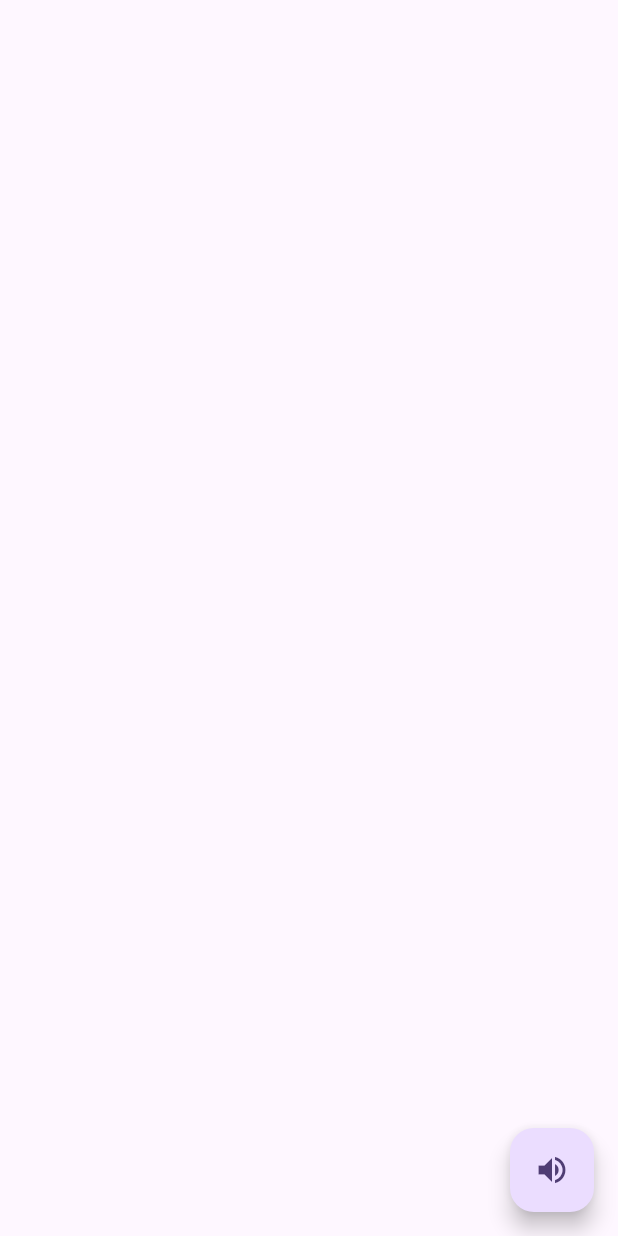
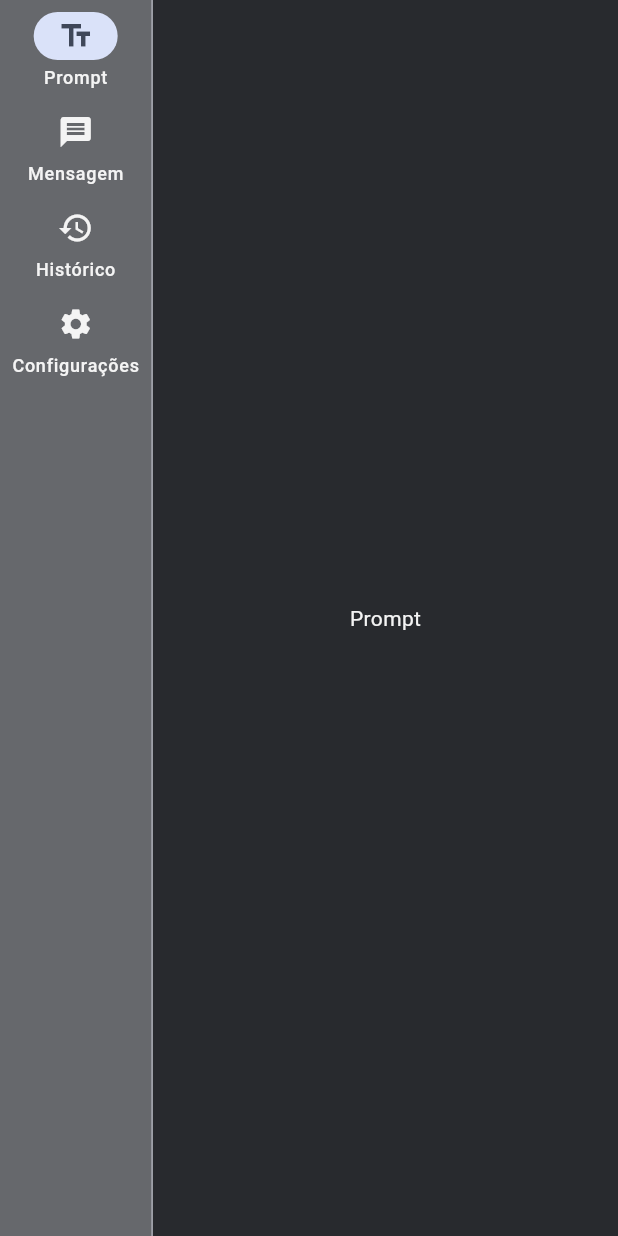
Before and after one commit to future-system/text-to-speech-app, a Flutter app: the screen it shows after launch, on a phone screen of 412 x 824 dp. Run offline on Flutter 3.47's test engine with Material 3 defaults, Android fonts, the phone set to English and light mode, and no system bars; our stand-ins replace audioplayers, dio; missing offline and left inert: cloud_text_to_speech.

Commit message:
setup project

```diff
--- /dev/null
+++ b/lib/core/constants/design_system.dart
@@ -0,0 +1,14 @@
+import 'dart:ui';
+
+sealed class DesignSystem {
+  static final colors = _Colors();
+}
+
+final class _Colors {
+  final Color background = const Color(0xFF282A2E);
+  final Color primary = const Color(0xFF383b43);
+  final Color secondary = const Color(0xFF66686C);
+  final Color textDetail = const Color(0xFFF4F4F4);
+  final Color error = const Color(0xFFD18275);
+  final Color success = const Color(0xFF8FB98B);
+}
--- /dev/null
+++ b/lib/core/navigation.dart
@@ -0,0 +1,25 @@
+import 'package:flutter/material.dart';
+import 'package:text_to_speech_flutter/presentation/pages/config/config_page.dart';
+import 'package:text_to_speech_flutter/presentation/pages/history/history_page.dart';
+import 'package:text_to_speech_flutter/presentation/pages/home/home_page.dart';
+import 'package:text_to_speech_flutter/presentation/pages/message/message_page.dart';
+import 'package:text_to_speech_flutter/presentation/pages/prompt/prompt_page.dart';
+
+sealed class Navigation {
+  static final routing = _Routing();
+}
+
+final class _Routing {
+  Map<String, WidgetBuilder> get routes => {
+    prompt: (context) => const PromptPage(),
+    message: (context) => const MessagePage(),
+    config: (context) => const ConfigPage(),
+    history: (context) => const HistoryPage(),
+    home: (context) => const HomePage(),
+  };
+  final String prompt = 'prompt';
+  final String message = 'message';
+  final String config = 'config';
+  final String history = 'history';
+  final String home = "home";
+}
--- a/lib/main.dart
+++ b/lib/main.dart
@@ -1,71 +1,30 @@
 import 'package:flutter/material.dart';
-import 'package:text_to_speech_flutter/tts.dart';
+import 'package:text_to_speech_flutter/core/constants/design_system.dart';
+import 'package:text_to_speech_flutter/core/navigation.dart';
 
-void main() {
-  runApp(const MyApp());
+void main() async {
+  runApp(const MainApp());
 }
 
-class MyApp extends StatelessWidget {
-  const MyApp({super.key});
+class MainApp extends StatelessWidget {
+  const MainApp({super.key});
 
   @override
   Widget build(BuildContext context) {
     return MaterialApp(
-      title: 'Flutter Demo',
+      color: DesignSystem.colors.primary,
       theme: ThemeData(
-
-        colorScheme: ColorScheme.fromSeed(seedColor: Colors.deepPurple),
-        useMaterial3: true,
-      ),
-      home: const Tts(),
+          // fontFamily: GoogleFonts.spaceGrotesk().fontFamily,
+          primaryColor: DesignSystem.colors.primary,
+          colorScheme:
+          ColorScheme.fromSeed(seedColor: DesignSystem.colors.primary),
+          scaffoldBackgroundColor: DesignSystem.colors.background,
+          textTheme: const TextTheme().apply(
+            bodyColor: DesignSystem.colors.textDetail,
+            displayColor: DesignSystem.colors.textDetail,
+          )),
+      routes: Navigation.routing.routes,
+      initialRoute: Navigation.routing.home,
     );
   }
 }
-
-class MyHomePage extends StatefulWidget {
-  const MyHomePage({super.key, required this.title});
-
-  final String title;
-
-  @override
-  State<MyHomePage> createState() => _MyHomePageState();
-}
-
-class _MyHomePageState extends State<MyHomePage> {
-  int _counter = 0;
-
-  void _incrementCounter() {
-    setState(() {
-      _counter++;
-    });
-  }
-
-  @override
-  Widget build(BuildContext context) {
-    return Scaffold(
-      appBar: AppBar(
-        backgroundColor: Theme.of(context).colorScheme.inversePrimary,
-        title: Text(widget.title),
-      ),
-      body: Center(
-        child: Column(
-          mainAxisAlignment: MainAxisAlignment.center,
-          children: <Widget>[
-            const Text(
-              'You have pushed the button this many times:',
-            ),
-            Text(
-              '$_counter',
-              style: Theme.of(context).textTheme.headlineMedium,
-            ),
-          ],
-        ),
-      ),
-      floatingActionButton: FloatingActionButton(
-        onPressed: _incrementCounter,
-        tooltip: 'Increment',
-        child: const Icon(Icons.add),
-      ),
-    );
-  }
-}
--- /dev/null
+++ b/lib/presentation/components/side_bar.dart
@@ -0,0 +1,45 @@
+import 'package:flutter/material.dart';
+import 'package:text_to_speech_flutter/core/constants/design_system.dart';
+
+class Sidebar extends StatelessWidget {
+  final int selectedPage;
+  final ValueChanged<int> onItemTapped;
+
+  const Sidebar({
+    Key? key,
+    required this.selectedPage,
+    required this.onItemTapped,
+  }) : super(key: key);
+
+  @override
+  Widget build(BuildContext context) {
+    return NavigationRail(
+      backgroundColor: DesignSystem.colors.secondary,
+      selectedIndex: selectedPage,
+      onDestinationSelected: onItemTapped,
+      labelType: NavigationRailLabelType.all,
+      destinations: <NavigationRailDestination>[
+        NavigationRailDestination(
+          icon:  Icon(Icons.text_fields, color: DesignSystem.colors.textDetail),
+          selectedIcon: const Icon(Icons.text_fields),
+          label:  Text('Prompt',style: TextStyle(color: DesignSystem.colors.textDetail)),
+        ),
+        NavigationRailDestination(
+          icon:  Icon(Icons.message, color: DesignSystem.colors.textDetail),
+          selectedIcon: const Icon(Icons.message),
+          label: Text('Mensagem',style: TextStyle(color: DesignSystem.colors.textDetail)),
+        ),
+        NavigationRailDestination(
+          icon: Icon(Icons.history, color: DesignSystem.colors.textDetail),
+          selectedIcon: const Icon(Icons.history),
+          label: Text('Histórico', style: TextStyle(color: DesignSystem.colors.textDetail)),
+        ),
+        NavigationRailDestination(
+          icon: Icon(Icons.settings, color: DesignSystem.colors.textDetail),
+          selectedIcon: const Icon(Icons.settings),
+          label: Text('Configurações', style: TextStyle(color: DesignSystem.colors.textDetail)),
+        ),
+      ],
+    );
+  }
+}
--- /dev/null
+++ b/lib/presentation/pages/home/home_page.dart
@@ -0,0 +1,50 @@
+import 'package:flutter/material.dart';
+import 'package:text_to_speech_flutter/presentation/components/side_bar.dart';
+import 'package:text_to_speech_flutter/presentation/pages/config/config_page.dart';
+import 'package:text_to_speech_flutter/presentation/pages/history/history_page.dart';
+import 'package:text_to_speech_flutter/presentation/pages/message/message_page.dart';
+import 'package:text_to_speech_flutter/presentation/pages/prompt/prompt_page.dart';
+
+class HomePage extends StatefulWidget {
+  const HomePage({super.key});
+
+  @override
+  State<HomePage> createState() => _HomePageState();
+}
+
+class _HomePageState extends State<HomePage> {
+  int _selectedPage = 0;
+
+  static const List<Widget> _pages = <Widget>[
+    PromptPage(),
+    MessagePage(),
+    HistoryPage(),
+    ConfigPage(),
+  ];
+
+  void _onItemTapped(int index) {
+    setState(() {
+      _selectedPage = index;
+    });
+  }
+
+  @override
+  Widget build(BuildContext context) {
+    return Scaffold(
+      body: Row(
+        children: [
+          Sidebar(
+            selectedPage: _selectedPage,
+            onItemTapped: _onItemTapped,
+          ),
+          const VerticalDivider(thickness: 1, width: 1),
+          Expanded(
+            child: Center(
+              child: _pages[_selectedPage],
+            ),
+          ),
+        ],
+      ),
+    );
+  }
+}
--- /dev/null
+++ b/lib/presentation/pages/prompt/prompt_page.dart
@@ -0,0 +1,18 @@
+import 'package:flutter/material.dart';
+import 'package:text_to_speech_flutter/core/constants/design_system.dart';
+
+class PromptPage extends StatefulWidget {
+  const PromptPage({super.key});
+
+  @override
+  State<PromptPage> createState() => _PromptPageState();
+}
+
+class _PromptPageState extends State<PromptPage> {
+  @override
+  Widget build(BuildContext context) {
+    return Scaffold(
+      body: Center(child: Text("Prompt", style: TextStyle(color: DesignSystem.colors.textDetail))),
+    );
+  }
+}
--- a/lib/tts.dart
+++ b/lib/tts.dart
@@ -1,9 +1,7 @@
-import 'dart:io';
-
 import 'package:audioplayers/audioplayers.dart';
 import 'package:cloud_text_to_speech/cloud_text_to_speech.dart';
 import 'package:flutter/material.dart';
-import 'package:path_provider/path_provider.dart';
+// import 'package:path_provider/path_provider.dart';
 import 'package:text_to_speech_flutter/tts_api.dart';
 
 class Tts extends StatefulWidget {
@@ -19,7 +17,7 @@ class _TtsState extends State<Tts> {
   @override
   void initState() {
 
-    TtsGoogle.init(apiKey: "", withLogs: true);
+    TtsGoogle.init(apiKey: "AIzaSyCVOtglUcy3xRxk-x1qI2m8e-JmJ_RZZJU", withLogs: true);
 
     super.initState();
   }
--- a/pubspec.yaml
+++ b/pubspec.yaml
@@ -38,6 +38,8 @@ dependencies:
   audioplayers: ^6.1.0
   path_provider: ^2.1.5
   cloud_text_to_speech: ^1.1.3
+  dio: ^5.7.0
+  sidebarx: ^0.17.1
 
 dev_dependencies:
   flutter_test:
```
Also changed, not shown: lib/core/constants/endpoints.dart (added, +7 -0 lines), lib/core/http_client.dart (added, +28 -0 lines), lib/presentation/pages/config/config_page.dart (added, +18 -0 lines), lib/presentation/pages/history/history_page.dart (added, +18 -0 lines), lib/presentation/pages/message/message_page.dart (added, +18 -0 lines), lib/core/constants/assets.dart (added), lib/core/secure_storage.dart (added), pubspec.lock, 1 other file.
